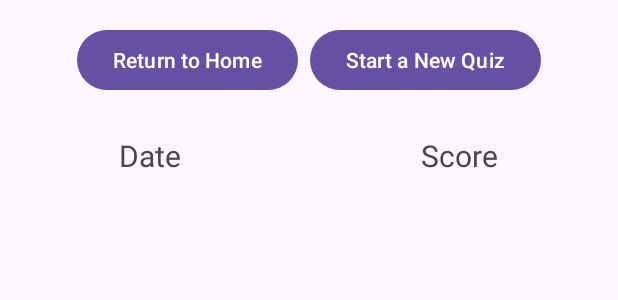
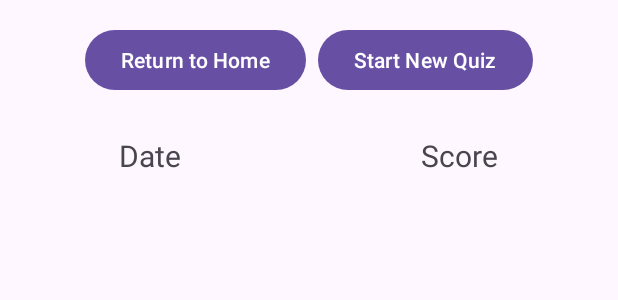
Before and after one commit to adurr21/CountryQuiz, an Android app: the layout fragment_past_quizzes_list.xml on its own in the app's theme, with its tools: preview values and no code run, on a phone screen of 412 x 824 dp. Shown: the top 300 px of the screen. Run offline under Robolectric (Android 15) with nearby library versions, the phone set to English and light mode, and no system bars.

Commit message:
small ui update

```diff
--- a/app/src/main/res/layout/fragment_past_quizzes_list.xml
+++ b/app/src/main/res/layout/fragment_past_quizzes_list.xml
@@ -24,7 +24,7 @@
             android:id="@+id/startNewQuizButton"
             android:layout_width="wrap_content"
             android:layout_height="wrap_content"
-            android:text="Start a New Quiz" />
+            android:text="Start New Quiz" />
     </LinearLayout>
 
     <LinearLayout
```
